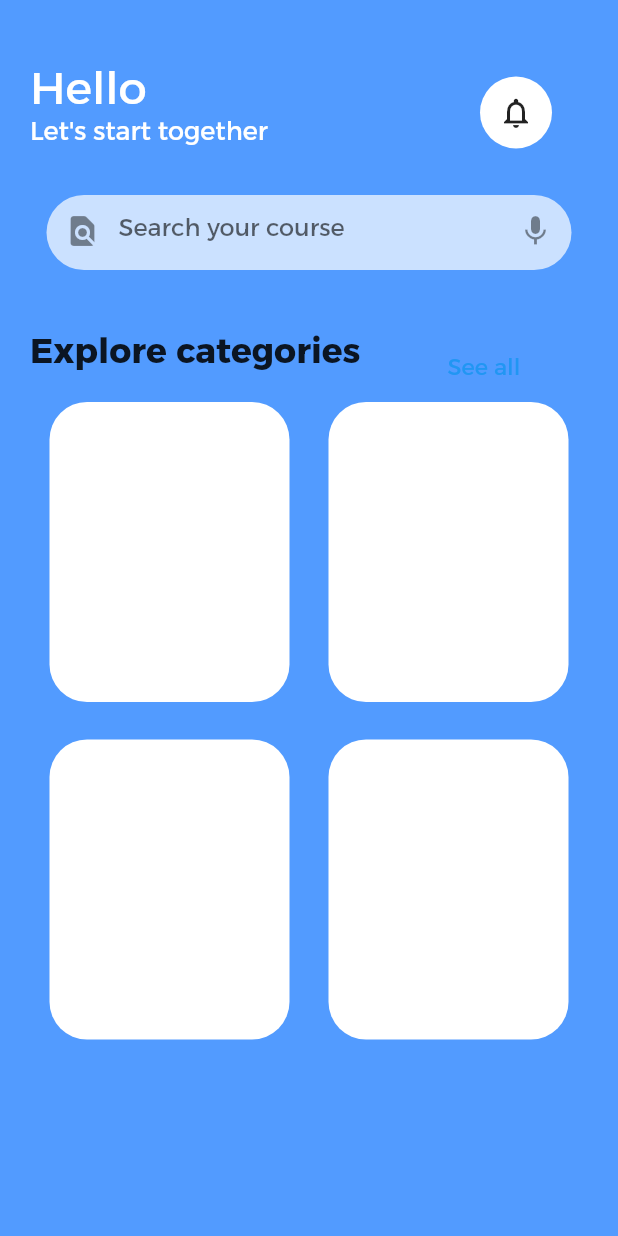
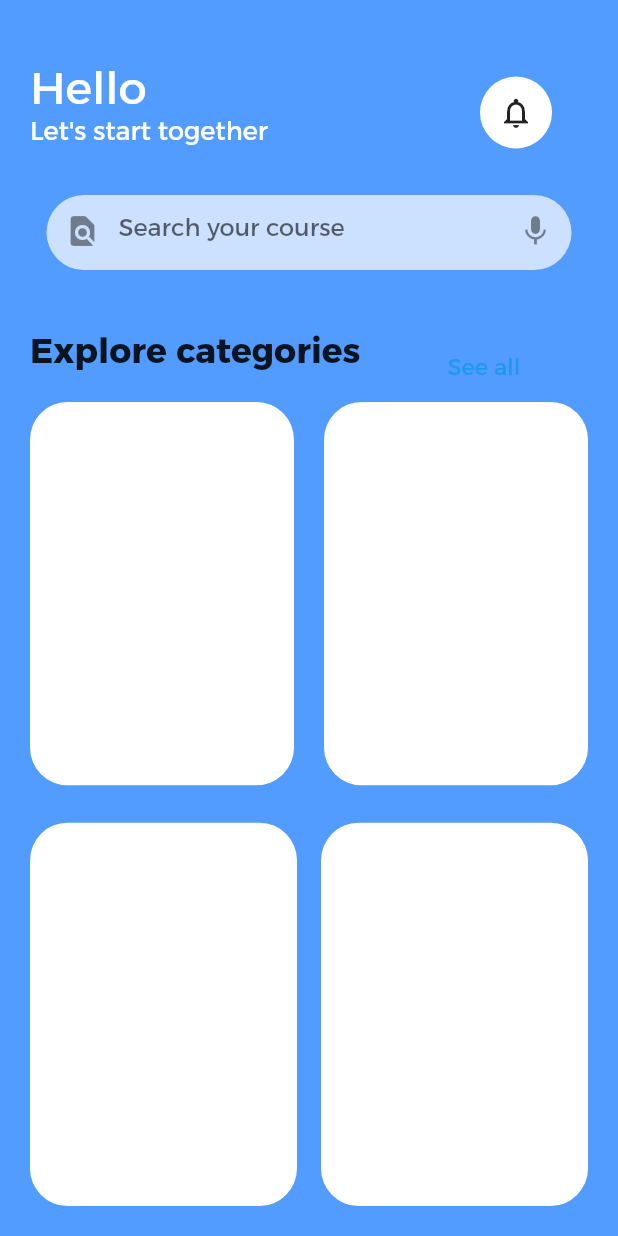
Before and after one commit to alexcao194/flash_card, a Flutter app: the screen it shows after launch, on a phone screen of 412 x 824 dp. Run offline on Flutter 3.47's test engine with Material 2 defaults, Android fonts, the phone set to English and light mode, and no system bars; our stand-ins replace equatable, flutter_bloc.

Commit message:
responsive for Course Widget

```diff
--- a/lib/app/home/page/course.dart
+++ b/lib/app/home/page/course.dart
@@ -9,13 +9,20 @@ class Course extends StatelessWidget {
   Widget build(BuildContext context) {
     return GestureDetector(
       onTap: (){},
-      child: Container(
-        height: 200,
-        width: 160,
-        decoration: BoxDecoration(
-          color: Colors.white,
-          borderRadius: BorderRadius.circular(25),
-        ),
+      child: Stack(
+        children: [
+          Container(
+            decoration: BoxDecoration(
+              color: Colors.white,
+              borderRadius: BorderRadius.circular(25),
+            ),
+          ),
+          Container(
+            height: 75,
+
+          )
+        ],
+
       ),
     );
   }
--- a/lib/app/home/page/home_sc.dart
+++ b/lib/app/home/page/home_sc.dart
@@ -86,20 +86,26 @@ class HomeSC extends StatelessWidget {
                       ))
                 ],
               ),
-              Row(
+              Expanded(
+                child: Row(
                   mainAxisAlignment: MainAxisAlignment.spaceAround,
                   children: const [
-                  Course(),
-                  Course(),
+                    Expanded(child: Course()),
+                    SizedBox(width: 20.0),
+                    Expanded(child: Course()),
                   ],
                 ),
+              ),
               const SizedBox(height: 25),
-              Row(
+              Expanded(
+                child: Row(
                   mainAxisAlignment: MainAxisAlignment.spaceAround,
                   children: const [
-                  Course(),
-                  Course(),
+                    Expanded(child: Course()),
+                    SizedBox(width: 16.0),
+                    Expanded(child: Course()),
                   ],
+                ),
               ),
             ],
           ),
```
Lines whose indentation alone changed are shown as unchanged.
